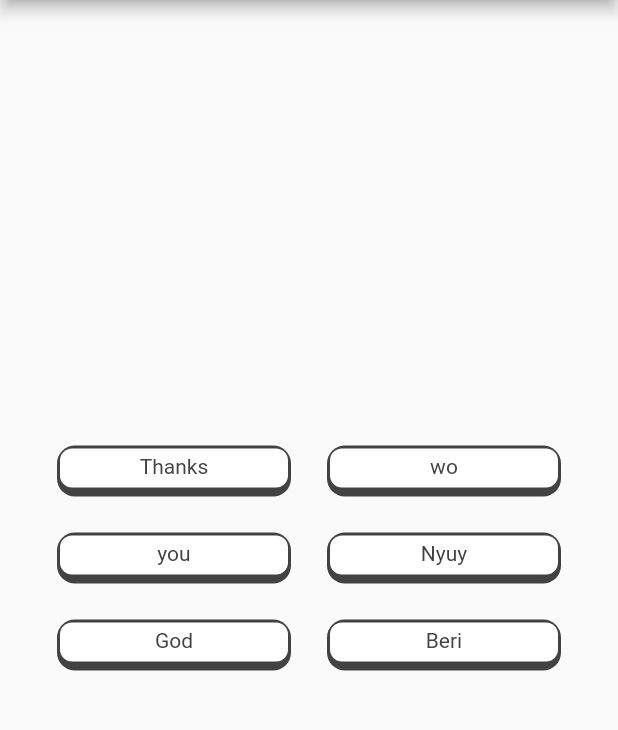
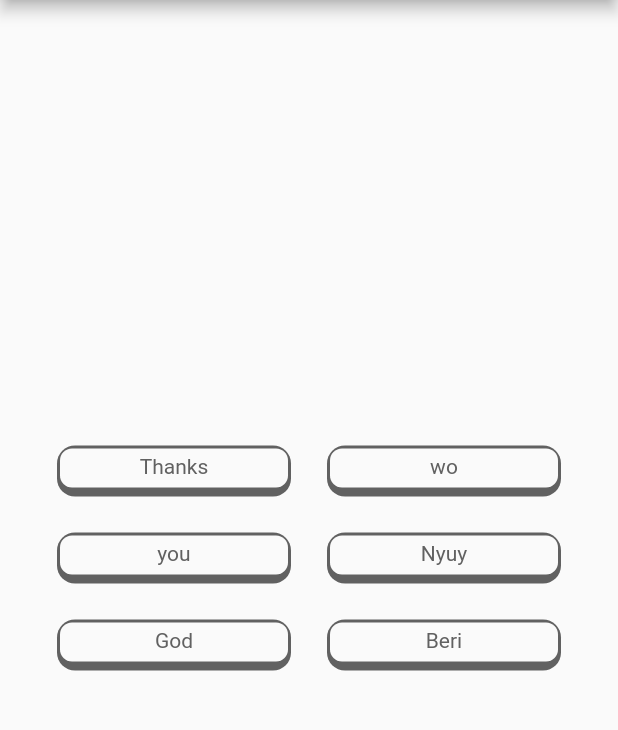
Before and after one commit to obumnwabude/matchword, a Flutter app: the screen it shows after launch, after a tap on "Start", on a phone screen of 412 x 824 dp, the part 84-814 px from its top. Run offline on Flutter 3.47's test engine with Material 2 defaults, Android fonts, the phone set to English and light mode, and no system bars.

Commit message:
feat: make app to be theme aware

```diff
--- a/lib/main.dart
+++ b/lib/main.dart
@@ -8,5 +8,9 @@ class MyApp extends StatelessWidget {
   const MyApp({super.key});
 
   @override
-  Widget build(BuildContext context) => MaterialApp(home: HomeScreen());
+  Widget build(BuildContext context) => MaterialApp(
+        darkTheme: ThemeData.dark(),
+        themeMode: ThemeMode.system,
+        home: HomeScreen(),
+      );
 }
--- a/lib/widgets/word_view.dart
+++ b/lib/widgets/word_view.dart
@@ -18,7 +18,7 @@ class WordView extends StatelessWidget {
 
   @override
   Widget build(BuildContext context) {
-    final color = _colorForState(state);
+    final color = _colorForState(state, Theme.of(context).brightness);
 
     return Expanded(
       child: AnimatedContainer(
@@ -30,7 +30,7 @@ class WordView extends StatelessWidget {
         child: Container(
           margin: const EdgeInsets.fromLTRB(2, 2, 2, 6),
           decoration: BoxDecoration(
-            color: Colors.white,
+            color: Theme.of(context).scaffoldBackgroundColor,
             borderRadius: BorderRadius.circular(8),
           ),
           child: Material(
@@ -54,10 +54,13 @@ class WordView extends StatelessWidget {
     );
   }
 
-  Color _colorForState(WordViewState state) {
+  Color _colorForState(WordViewState state, Brightness mode) {
+    final darkGrey = Colors.grey.shade700;
+    final lightGrey = Colors.grey.shade400;
+
     switch (state) {
       case WordViewState.inactive:
-        return Colors.grey.shade800;
+        return mode == Brightness.light ? darkGrey : lightGrey;
       case WordViewState.selected:
         return Colors.blue.shade700;
       case WordViewState.correct:
@@ -65,7 +68,7 @@ class WordView extends StatelessWidget {
       case WordViewState.incorrect:
         return Colors.red.shade700;
       case WordViewState.matched:
-        return Colors.grey.shade400;
+        return mode == Brightness.light ? lightGrey : darkGrey;
     }
   }
 }
```
